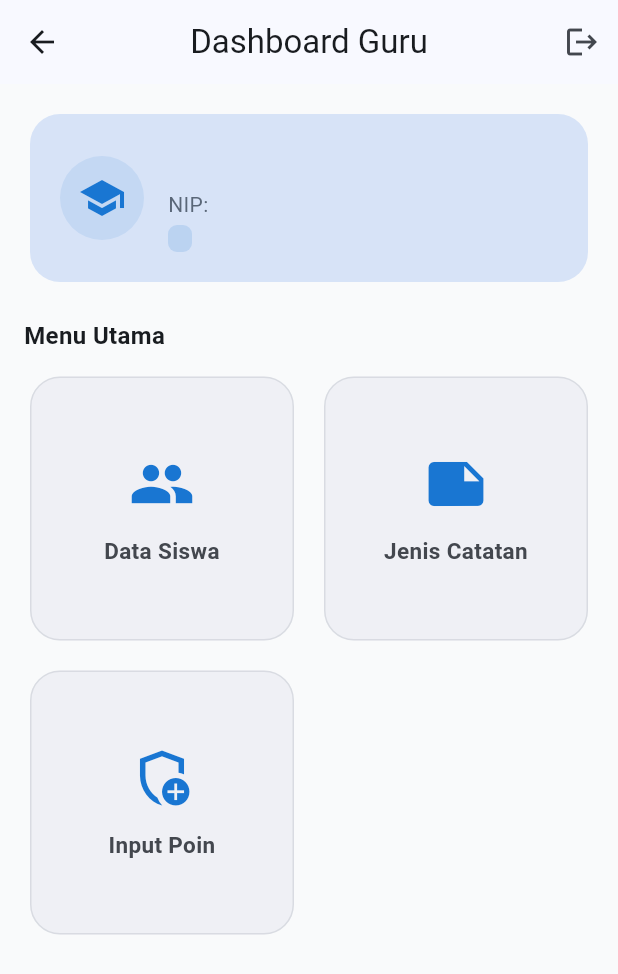
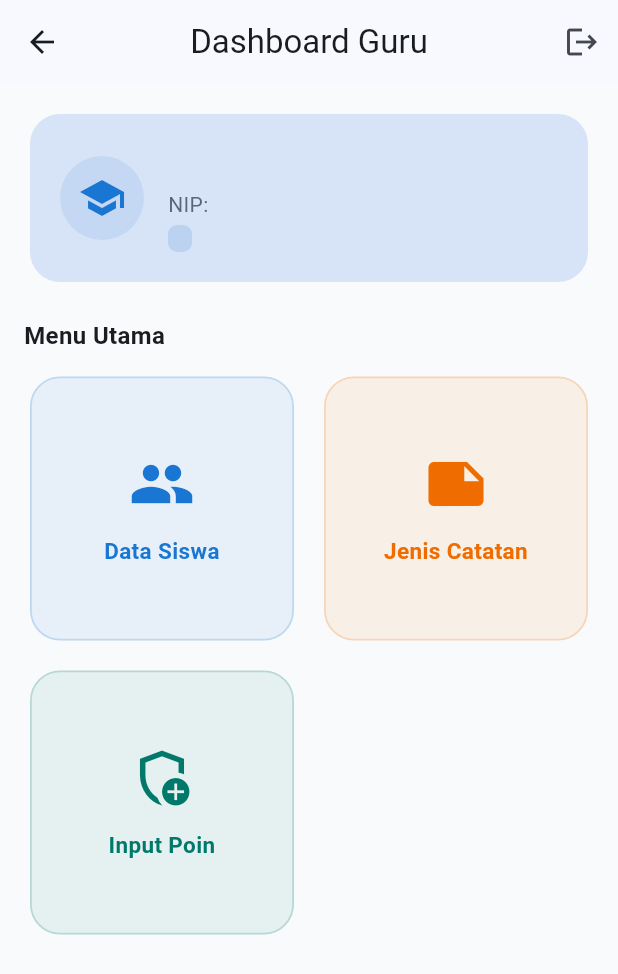
Before and after one commit to shiinzx/ZiePoint, a Flutter app: the DashboardPage screen opened by its route, on a phone screen of 412 x 824 dp. Shown: the top 974 px of the screen. Run offline on Flutter 3.47's test engine with Material 3 defaults, Android fonts, the phone set to English and light mode, and no system bars; our stand-ins replace jwt_decoder, shared_preferences; accounts and stored records are empty.

Commit message:
Style Guru dashboard menu items with colored borders and backgrounds to match Student point cards

```diff
--- a/api_siswa/lib/pages/dashboard_page.dart
+++ b/api_siswa/lib/pages/dashboard_page.dart
@@ -98,14 +98,15 @@ class _DashboardPageState extends State<DashboardPage> {
     Navigator.pushReplacementNamed(context, '/login');
   }
 
-  Widget menu(String title, IconData icon, String route) {
+  Widget menu(String title, IconData icon, String route, Color color) {
     return Card(
       elevation: 0,
-      color: Theme.of(context).colorScheme.surfaceVariant.withOpacity(0.4),
+      color: color.withOpacity(0.08),
       shape: RoundedRectangleBorder(
         borderRadius: BorderRadius.circular(20),
         side: BorderSide(
-          color: Theme.of(context).colorScheme.outlineVariant.withOpacity(0.5),
+          color: color.withOpacity(0.2),
+          width: 1.2,
         ),
       ),
       child: InkWell(
@@ -119,7 +120,7 @@ class _DashboardPageState extends State<DashboardPage> {
               Icon(
                 icon,
                 size: 44,
-                color: Theme.of(context).colorScheme.primary,
+                color: color,
               ),
               const SizedBox(height: 12),
               Text(
@@ -128,7 +129,7 @@ class _DashboardPageState extends State<DashboardPage> {
                 style: TextStyle(
                   fontWeight: FontWeight.bold,
                   fontSize: 15,
-                  color: Theme.of(context).colorScheme.onSurfaceVariant,
+                  color: color,
                 ),
               ),
             ],
@@ -448,9 +449,9 @@ class _DashboardPageState extends State<DashboardPage> {
                 crossAxisSpacing: 12,
                 mainAxisSpacing: 12,
                 children: [
-                  menu("Data Siswa", Icons.people, '/siswa'),
-                  menu("Jenis Catatan", Icons.note, '/jenis'),
-                  menu("Input Poin", Icons.add_moderator_outlined, '/input_poin'),
+                  menu("Data Siswa", Icons.people, '/siswa', Colors.blue.shade700),
+                  menu("Jenis Catatan", Icons.note, '/jenis', Colors.orange.shade800),
+                  menu("Input Poin", Icons.add_moderator_outlined, '/input_poin', Colors.teal.shade700),
                 ],
               ),
             )
```
